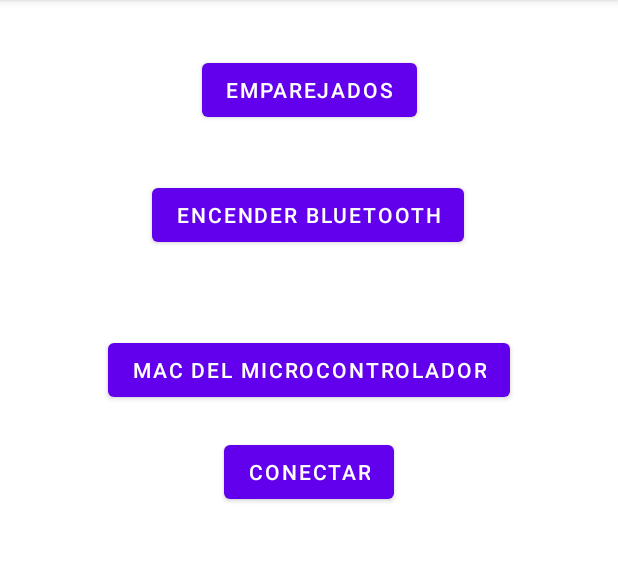
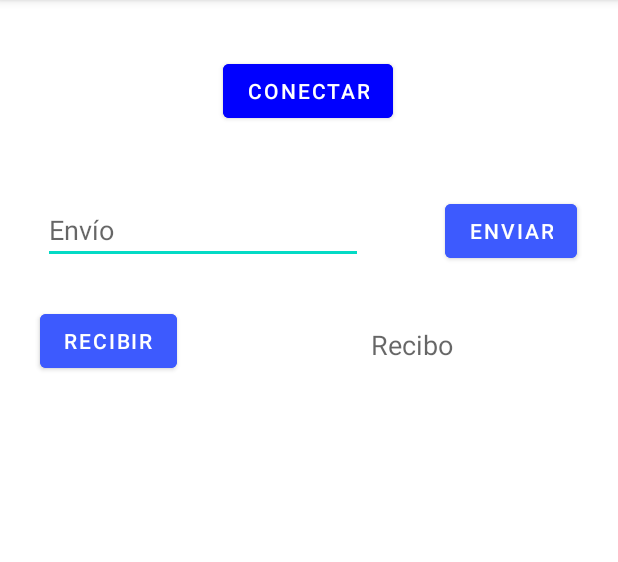
Before and after one commit to Darodbas/Control_BLDC, an Android app: the screen it shows after launch (MainActivity), on a phone screen of 412 x 824 dp, the part 84-646 px from its top. Run offline under Robolectric (Android 15) with nearby library versions, the phone set to English and light mode, and no system bars.

Commit message:
Implementacion de conexion al micro (Envio de datos)

```diff
--- a/app/src/main/java/com/example/controlbldc/MainActivity.java
+++ b/app/src/main/java/com/example/controlbldc/MainActivity.java
@@ -9,16 +9,22 @@ import android.bluetooth.BluetoothAdapter;
 import android.bluetooth.BluetoothDevice;
 import android.bluetooth.BluetoothServerSocket;
 import android.bluetooth.BluetoothSocket;
+import android.content.Context;
 import android.content.Intent;
 import android.content.pm.PackageManager;
+import android.graphics.Color;
 import android.os.Bundle;
 import android.util.Log;
+import android.view.Gravity;
 import android.view.View;
 import android.widget.Button;
+import android.widget.EditText;
 import android.widget.TextView;
 import android.widget.Toast;
 
 import java.io.IOException;
+import java.io.InputStream;
+import java.io.OutputStream;
 import java.util.Set;
 import java.util.UUID;
 
@@ -27,14 +33,19 @@ public class MainActivity extends AppCompatActivity {
 
     protected int REQUEST_ENABLE_BT = 1;
     protected int numDisp = 0;
+
     protected String dispositivosEmp = "";
     protected String macMicro = "";
     protected String nombreMicro = "DAVID-PC";
 
-    protected Button btBoton, btPaired, btBuscar, btConectar;
-    public TextView tvMensaje, tvDisp, tvMAC;
+    protected Button  btConectar,btEnvio,btRecibe;
+    public TextView tvRecibo;
+    protected EditText etEnvio;
 
-    protected UUID myUUID = fromString("9875E838-C3B2-CCC2-735D-0C9D92C2D64A");
+    protected boolean conectado=false;
+
+
+    protected UUID mUUID = fromString("00001101-0000-1000-8000-00805F9B34FB");
 
 
     Intent enableBtIntent; // intent para activar bluetooth
@@ -44,13 +55,56 @@ public class MainActivity extends AppCompatActivity {
 
     public BluetoothAdapter bluetoothAdapter = null;
 
-    protected BluetoothServerSocket mmSocket;
-    protected BluetoothDevice mmDevice;
-    protected BluetoothSocket tmp;
+    protected BluetoothSocket btsocket = null;
+
+    OutputStream salidas;
+    InputStream entradas;
+
+
+    public void leerEntradas(){
+
+
+
+
+    }
+
+    public void MensajesPantalla(int codigo){
+
+        String mensaje=null;
+
+        Context context = getApplicationContext();
+        Toast mensajePant;
+        switch (codigo){
+
+            case 0:
+                mensaje="Dispositivo NO conectado";
+                break;
+
+            case 1:
+                mensaje="Campo de envío vacio";
+                break;
+
+            case 3:
+                mensaje="Bluetooth no soportado";
+                break;
+
+            case 4:
+                mensaje="Error al conectar";
+                break;
+
+
+        }
+        mensajePant = Toast.makeText(context,mensaje,Toast.LENGTH_SHORT);
+        mensajePant.setGravity(Gravity.BOTTOM,0,0);
+        mensajePant.show();
+
+
+    }
+
 
 
     @SuppressLint("MissingPermission")
-    protected void PairedDisp() { //crea pairedDevices y el String dispositivos y comprueba si alguno es el microcontrolador//
+    public void PairedDisp() { //crea pairedDevices y el String dispositivos y comprueba si alguno es el microcontrolador//
         pairedDevices = bluetoothAdapter.getBondedDevices();
         numDisp = 0;
         dispositivosEmp = "";
@@ -65,7 +119,7 @@ public class MainActivity extends AppCompatActivity {
                 if (deviceName.equals(nombreMicro)) {
                     macMicro = deviceHardwareAddress;
                     nombreMicro = deviceName;
-                    microControlador = device;
+                    microControlador = bluetoothAdapter.getRemoteDevice(macMicro);
                 }
 
                 dispositivosEmp = dispositivosEmp + "\r\n" + deviceName;
@@ -75,7 +129,7 @@ public class MainActivity extends AppCompatActivity {
         }
     }
 
-    protected void onActivityResult(int requestCode, int resultCode, Intent data) {
+    public void onActivityResult(int requestCode, int resultCode, Intent data) {
         super.onActivityResult(requestCode, resultCode, data);
 
         switch (requestCode) {
@@ -83,10 +137,8 @@ public class MainActivity extends AppCompatActivity {
             case 1:
                 if (resultCode == RESULT_OK) {
                     //bluetooth permitido
-                    tvMensaje.setText("Bluetooth activado");
                 } else if (resultCode == RESULT_CANCELED) {
                     //bluetooth no permitido
-                    tvMensaje.setText("Bluetooth sigue inactivo");
                 }
 
         }
@@ -98,128 +150,161 @@ public class MainActivity extends AppCompatActivity {
         super.onCreate(savedInstanceState);
         setContentView(R.layout.activity_main);
 
-        btBoton = findViewById(R.id.btBoton);
-        btPaired = findViewById(R.id.btPaired);
-        btBuscar = findViewById(R.id.btBuscar);
         btConectar = findViewById(R.id.btConectar);
-        tvMensaje = findViewById(R.id.tvMensaje);
-        tvDisp = findViewById(R.id.tvDisp);
-        tvMAC = findViewById(R.id.tvMAC);
+        etEnvio = findViewById(R.id.etTextoAEnviar);
+        btEnvio = findViewById(R.id.btEnviar);
+        tvRecibo = findViewById(R.id.tvRecibe);
+        btRecibe = findViewById(R.id.btRecibir);
 
         bluetoothAdapter = BluetoothAdapter.getDefaultAdapter();
 
-
+        //Comprobaciuones iniciales//
         if (bluetoothAdapter == null) {
             // No soporta bluetooth
-            tvMensaje.setText("Bluetooth no soprtado");
+           MensajesPantalla(3);
         }
 
         if (!getPackageManager().hasSystemFeature(PackageManager.FEATURE_BLUETOOTH_LE)) {
             //No soporta BLE
-            Toast.makeText(this, "R.string.ble_not_supported", Toast.LENGTH_SHORT).show();
+            MensajesPantalla(3);
         }
 
-        btBoton.setOnClickListener(new View.OnClickListener() {
+        btConectar.setOnClickListener(new View.OnClickListener() {
+            @SuppressLint("MissingPermission")
             @Override
             public void onClick(View view) {
-
+                boolean btactiv;
+                //Comprueba que Bt este activado y pide permiso en caso de no estarlo//
                 if (bluetoothAdapter == null || !bluetoothAdapter.isEnabled()) {
                     enableBtIntent = new Intent(BluetoothAdapter.ACTION_REQUEST_ENABLE);
                     startActivityForResult(enableBtIntent, REQUEST_ENABLE_BT);
+                    btactiv=false;
                 } else {
-                    tvMensaje.setText("Bluetooth activo");
+
+                    btactiv=true;
+                }
+
+                if(btactiv) {
+                    if (!conectado) {
+                        //Luego busca el micro en los emparejados//
+                        PairedDisp();
+
+                        //intenta conectarse//
+                        if (macMicro.length() > 0) {
+
+                            int contador = 0;
+
+                            do {
+
+
+                                try {
+
+                                    btsocket = microControlador.createRfcommSocketToServiceRecord(mUUID);
+
+                                    btsocket.connect();
+
+
+                                } catch (IOException e) {
+                                    e.printStackTrace();
+                                }
+                                contador++;
+                            } while (!btsocket.isConnected() && contador <= 10);
+
+                            if (btsocket.isConnected()) {
+                                conectado = true;
+
+                                btConectar.setBackgroundColor(Color.GREEN);
+                                btConectar.setText("Desconectar");
+                                btConectar.setTextColor(Color.BLACK);
+                            } else {
+                                MensajesPantalla(4);
+                                conectado = false;
+                            }
+
+                            try {
+                                salidas = btsocket.getOutputStream();
+                                entradas = btsocket.getInputStream();
+                            } catch (IOException e) {
+                                e.printStackTrace();
+                            }
+
+
+                        } else {
+
+                        }
+                    }else{
+                        try {
+                            btsocket.close();
+                            conectado=false;
+
+                            btConectar.setBackgroundColor(Color.BLUE);
+                            btConectar.setText("Conectar");
+                            btConectar.setTextColor(Color.WHITE);
+
+                        } catch (IOException e) {
+                            e.printStackTrace();
+                        }
+                    }
                 }
             }
         });
 
-        btPaired.setOnClickListener(new View.OnClickListener() {
-
+        btEnvio.setOnClickListener(new View.OnClickListener() {
             @Override
             public void onClick(View view) {
-                PairedDisp();
-                tvDisp.setText("Dispositivos Emparejados:\n" + dispositivosEmp + "\n\n" + numDisp + " Dispositivos emparejados");
-            }
 
-        });
+                if (conectado) {
+                    if (etEnvio.getText().length() > 0) {
 
-        btBuscar.setOnClickListener(new View.OnClickListener() {
-            @Override
-            public void onClick(View view) {
-                PairedDisp();
-                if (macMicro.length() > 0) {
-                    tvMAC.setText("Mac " + nombreMicro + ": " + macMicro);
-                } else {
-                    tvMAC.setText("Microcontrolador no encontrado");
+                        String textoEnvio;
+                        int caracter;
+                        textoEnvio = String.valueOf(etEnvio.getText());
+
+                        try {
+
+                            for (caracter = 0; caracter < textoEnvio.length(); caracter++) {
+                                salidas.write(textoEnvio.charAt(caracter));
+                            }
+
+
+                        } catch (IOException e) {
+                            e.printStackTrace();
+                        }
+                    }else{
+                        MensajesPantalla(1);
+                    }
+                }else {
+                    MensajesPantalla(0);
                 }
-
             }
         });
 
-        btConectar.setOnClickListener(new View.OnClickListener() {
+        btRecibe.setOnClickListener(new View.OnClickListener() {
             @Override
             public void onClick(View view) {
 
+                if (conectado) {
+                    String cadenaRecibida = "";
+                    try {
 
-                Conectar(microControlador);
+                        entradas.skip(entradas.available());
+                        for (int i = 0; i < 4; i++) {
 
+                            cadenaRecibida = cadenaRecibida +(char)entradas.read();
+
+
+                        }
+                        tvRecibo.setText(cadenaRecibida);
+
+                    } catch (IOException e) {
+                        e.printStackTrace();
+                    }
+                }else{
+                    MensajesPantalla(0);
+                }
             }
         });
 
-    }
-
-
-    @SuppressLint("MissingPermission")
-    public void Conectar(BluetoothDevice device) {
-
-
-        mmDevice = device;
-
-        try {
-            mmSocket = bluetoothAdapter.listenUsingRfcommWithServiceRecord("BLDC_control", myUUID);
-        } catch (IOException e) {
-            tvMensaje.setText("");
-            tvDisp.setText("");
-            tvMAC.setText("MAL1");
-            Log.e("MIS MENSAJES", "error 1", e);
-        }
-
-        //RUN//
-        BluetoothSocket socket = null;
-        int salir=0;
-        // Keep listening until exception occurs or a socket is returned.
-        while (salir==0) {
-            try {
-                socket = mmSocket.accept();
-            } catch (IOException e) {
-                //Log.e(TAG, "Socket's accept() method failed", e);
-                tvMensaje.setText("");
-                tvDisp.setText("");
-                tvMAC.setText("MAL2");
-                break;
-            }
-
-            if (socket != null) {
-                // A connection was accepted. Perform work associated with
-                // the connection in a separate thread.
-                //manageMyConnectedSocket(socket);
-                try {
-                    mmSocket.close();
-                    tvMensaje.setText("");
-                    tvDisp.setText("");
-                    salir=1;
-                    tvMAC.setText("Conectado?");
-                } catch (IOException e) {
-                    tvMensaje.setText("");
-                    tvDisp.setText("");
-                    tvMAC.setText("MAL3");
-                }
-                break;
-            }
-
-        }
-
-
-
-        }
 
     }
+}
--- a/app/src/main/res/layout/activity_main.xml
+++ b/app/src/main/res/layout/activity_main.xml
@@ -6,78 +6,133 @@
     android:layout_height="match_parent"
     tools:context=".MainActivity">
 
-    <TextView
-        android:id="@+id/tvMensaje"
-        android:layout_width="wrap_content"
-        android:layout_height="wrap_content"
-        app:layout_constraintBottom_toBottomOf="parent"
-        app:layout_constraintHorizontal_bias="0.498"
-        app:layout_constraintLeft_toLeftOf="parent"
-        app:layout_constraintRight_toRightOf="parent"
-        app:layout_constraintTop_toTopOf="parent"
-        app:layout_constraintVertical_bias="0.478" />
-
-    <Button
-        android:id="@+id/btBoton"
-        android:layout_width="wrap_content"
-        android:layout_height="wrap_content"
-        android:text="Encender Bluetooth"
-        app:layout_constraintBottom_toTopOf="@+id/tvMensaje"
-        app:layout_constraintEnd_toEndOf="parent"
-        app:layout_constraintHorizontal_bias="0.497"
-        app:layout_constraintStart_toStartOf="parent"
-        app:layout_constraintTop_toTopOf="parent"
-        app:layout_constraintVertical_bias="0.386" />
-
-    <Button
-        android:id="@+id/btPaired"
-        android:layout_width="wrap_content"
-        android:layout_height="wrap_content"
-        android:text="Emparejados"
-        app:layout_constraintBottom_toTopOf="@+id/btBoton"
-        app:layout_constraintEnd_toEndOf="parent"
-        app:layout_constraintStart_toStartOf="parent"
-        app:layout_constraintTop_toTopOf="parent" />
-
-    <TextView
-        android:id="@+id/tvDisp"
-        android:layout_width="wrap_content"
-        android:layout_height="wrap_content"
-        app:layout_constraintBottom_toBottomOf="parent"
-        app:layout_constraintEnd_toEndOf="parent"
-        app:layout_constraintHorizontal_bias="0.501"
-        app:layout_constraintStart_toStartOf="parent"
-        app:layout_constraintTop_toBottomOf="@+id/tvMensaje"
-        app:layout_constraintVertical_bias="0.192" />
-
-    <Button
-        android:id="@+id/btBuscar"
-        android:layout_width="wrap_content"
-        android:layout_height="wrap_content"
-        android:text="Mac del microcontrolador"
-        app:layout_constraintBottom_toTopOf="@+id/tvMensaje"
-        app:layout_constraintEnd_toEndOf="parent"
-        app:layout_constraintStart_toStartOf="parent"
-        app:layout_constraintTop_toBottomOf="@+id/btBoton"
-        app:layout_constraintVertical_bias="0.386" />
-
-    <TextView
-        android:id="@+id/tvMAC"
-        android:layout_width="wrap_content"
-        android:layout_height="wrap_content"
-        app:layout_constraintBottom_toBottomOf="parent"
-        app:layout_constraintEnd_toEndOf="parent"
-        app:layout_constraintStart_toStartOf="parent"
-        app:layout_constraintTop_toBottomOf="@+id/tvDisp" />
-
     <Button
         android:id="@+id/btConectar"
         android:layout_width="wrap_content"
         android:layout_height="wrap_content"
+        android:backgroundTint="#0000FF"
         android:text="Conectar"
-        app:layout_constraintBottom_toTopOf="@+id/tvMensaje"
+        app:layout_constraintBottom_toTopOf="@+id/guideline2"
         app:layout_constraintEnd_toEndOf="parent"
+        app:layout_constraintHorizontal_bias="0.498"
         app:layout_constraintStart_toStartOf="parent"
-        app:layout_constraintTop_toBottomOf="@+id/btBuscar" />
+        app:layout_constraintTop_toTopOf="@+id/guideline9" />
+
+    <EditText
+        android:id="@+id/etTextoAEnviar"
+        android:layout_width="wrap_content"
+        android:layout_height="wrap_content"
+        android:ems="10"
+        android:hint="Envío"
+        android:inputType="textPersonName"
+        app:layout_constraintBottom_toTopOf="@+id/guideline3"
+        app:layout_constraintEnd_toStartOf="@+id/guideline4"
+        app:layout_constraintHorizontal_bias="0.384"
+        app:layout_constraintStart_toStartOf="parent"
+        app:layout_constraintTop_toTopOf="@+id/guideline10"
+        app:layout_constraintVertical_bias="0.481" />
+
+    <Button
+        android:id="@+id/btEnviar"
+        android:layout_width="wrap_content"
+        android:layout_height="wrap_content"
+        android:backgroundTint="#3D5AFE"
+        android:text="Enviar"
+        app:layout_constraintBottom_toTopOf="@+id/guideline3"
+        app:layout_constraintEnd_toStartOf="@+id/guideline8"
+        app:layout_constraintHorizontal_bias="0.529"
+        app:layout_constraintStart_toStartOf="@+id/guideline4"
+        app:layout_constraintTop_toTopOf="@+id/guideline10" />
+
+    <TextView
+        android:id="@+id/tvRecibe"
+        android:layout_width="218dp"
+        android:layout_height="44dp"
+        android:gravity="center"
+        android:hint="Recibo"
+        android:textColor="#000000"
+        android:textSize="18sp"
+        app:layout_constraintBottom_toTopOf="@+id/guideline6"
+        app:layout_constraintEnd_toEndOf="parent"
+        app:layout_constraintHorizontal_bias="0.6"
+        app:layout_constraintStart_toStartOf="@+id/guideline5"
+        app:layout_constraintTop_toTopOf="@+id/guideline3"
+        app:layout_constraintVertical_bias="0.482" />
+
+    <Button
+        android:id="@+id/btRecibir"
+        android:layout_width="wrap_content"
+        android:layout_height="wrap_content"
+        android:backgroundTint="#3D5AFE"
+        android:text="Recibir"
+        app:layout_constraintBottom_toTopOf="@+id/guideline6"
+        app:layout_constraintEnd_toStartOf="@+id/guideline5"
+        app:layout_constraintHorizontal_bias="0.516"
+        app:layout_constraintStart_toStartOf="@+id/guideline7"
+        app:layout_constraintTop_toTopOf="@+id/guideline3"
+        app:layout_constraintVertical_bias="0.4" />
+
+    <androidx.constraintlayout.widget.Guideline
+        android:id="@+id/guideline2"
+        android:layout_width="wrap_content"
+        android:layout_height="wrap_content"
+        android:orientation="horizontal"
+        app:layout_constraintGuide_percent="0.10670315" />
+
+    <androidx.constraintlayout.widget.Guideline
+        android:id="@+id/guideline3"
+        android:layout_width="wrap_content"
+        android:layout_height="wrap_content"
+        android:orientation="horizontal"
+        app:layout_constraintGuide_percent="0.25" />
+
+    <androidx.constraintlayout.widget.Guideline
+        android:id="@+id/guideline4"
+        android:layout_width="wrap_content"
+        android:layout_height="wrap_content"
+        android:orientation="vertical"
+        app:layout_constraintGuide_percent="0.7" />
+
+    <androidx.constraintlayout.widget.Guideline
+        android:id="@+id/guideline5"
+        android:layout_width="wrap_content"
+        android:layout_height="wrap_content"
+        android:orientation="vertical"
+        app:layout_constraintGuide_percent="0.3" />
+
+    <androidx.constraintlayout.widget.Guideline
+        android:id="@+id/guideline6"
+        android:layout_width="wrap_content"
+        android:layout_height="wrap_content"
+        android:orientation="horizontal"
+        app:layout_constraintGuide_percent="0.35" />
+
+    <androidx.constraintlayout.widget.Guideline
+        android:id="@+id/guideline7"
+        android:layout_width="wrap_content"
+        android:layout_height="wrap_content"
+        android:orientation="vertical"
+        app:layout_constraintGuide_percent="0.05" />
+
+    <androidx.constraintlayout.widget.Guideline
+        android:id="@+id/guideline8"
+        android:layout_width="wrap_content"
+        android:layout_height="wrap_content"
+        android:orientation="vertical"
+        app:layout_constraintGuide_percent="0.95" />
+
+    <androidx.constraintlayout.widget.Guideline
+        android:id="@+id/guideline9"
+        android:layout_width="wrap_content"
+        android:layout_height="wrap_content"
+        android:orientation="horizontal"
+        app:layout_constraintGuide_percent="0.05" />
+
+    <androidx.constraintlayout.widget.Guideline
+        android:id="@+id/guideline10"
+        android:layout_width="wrap_content"
+        android:layout_height="wrap_content"
+        android:orientation="horizontal"
+        app:layout_constraintGuide_percent="0.15" />
 
 </androidx.constraintlayout.widget.ConstraintLayout>
```
